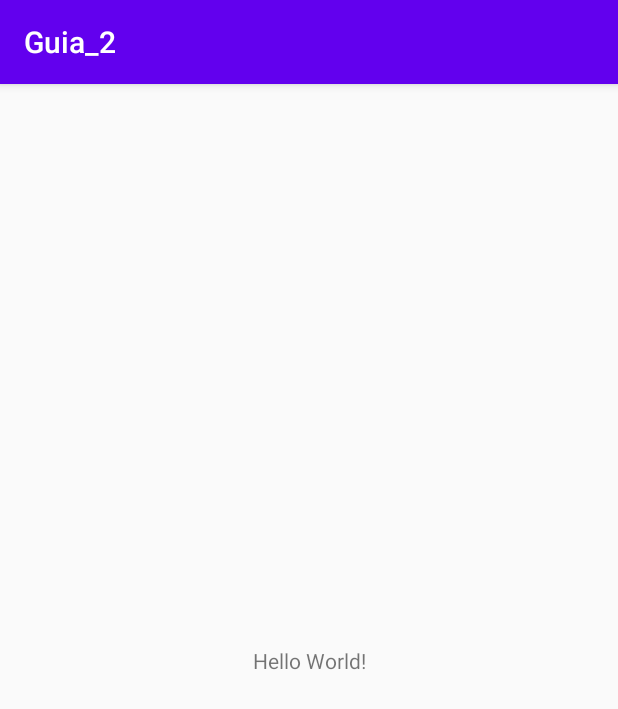
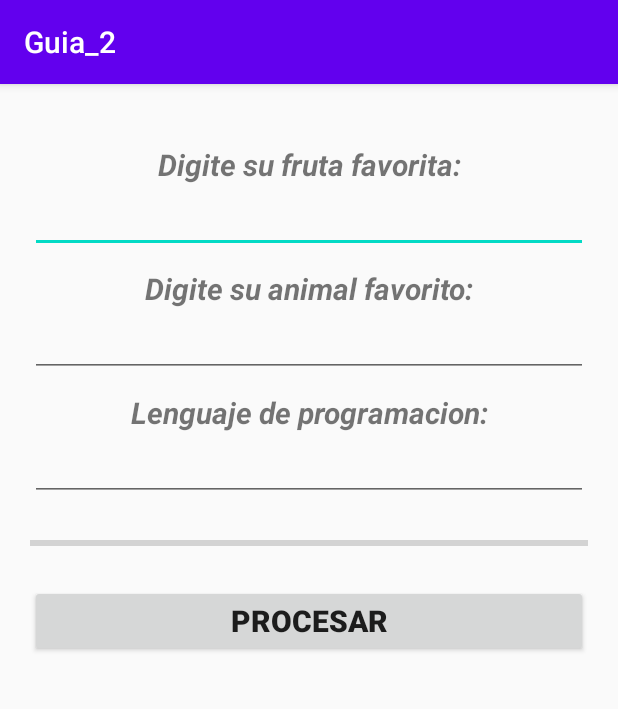
Before and after one commit to Wedwin02/Guia_2, an Android app: the screen it shows after launch (MainActivity), on a phone screen of 412 x 824 dp. Shown: the top 709 px of the screen. Run offline under Robolectric (Android 15) with nearby library versions, the phone set to English and light mode, and no system bars.

Commit message:
-+interfaz Lista

```diff
--- a/app/src/main/res/layout/activity_main.xml
+++ b/app/src/main/res/layout/activity_main.xml
@@ -1,18 +1,101 @@
 <?xml version="1.0" encoding="utf-8"?>
-<androidx.constraintlayout.widget.ConstraintLayout xmlns:android="http://schemas.android.com/apk/res/android"
+<LinearLayout
+    xmlns:android="http://schemas.android.com/apk/res/android"
     xmlns:app="http://schemas.android.com/apk/res-auto"
     xmlns:tools="http://schemas.android.com/tools"
     android:layout_width="match_parent"
     android:layout_height="match_parent"
+    android:orientation="vertical"
     tools:context=".MainActivity">
 
-    <TextView
-        android:layout_width="wrap_content"
+    <LinearLayout
+        android:layout_width="match_parent"
         android:layout_height="wrap_content"
-        android:text="Hello World!"
-        app:layout_constraintBottom_toBottomOf="parent"
-        app:layout_constraintLeft_toLeftOf="parent"
-        app:layout_constraintRight_toRightOf="parent"
-        app:layout_constraintTop_toTopOf="parent" />
+        android:layout_marginLeft="20dp"
+        android:layout_marginTop="40dp"
+        android:layout_marginRight="20dp"
+        android:orientation="vertical">
 
-</androidx.constraintlayout.widget.ConstraintLayout>
+        <TextView
+            android:id="@+id/textView"
+            android:layout_width="match_parent"
+            android:layout_height="wrap_content"
+            android:gravity="center"
+            android:text="@string/d"
+            android:textSize="20dp"
+            android:textStyle="bold|italic" />
+
+        <AutoCompleteTextView
+            android:id="@+id/txbFrutas"
+            android:layout_width="match_parent"
+            android:layout_height="wrap_content" />
+
+    </LinearLayout>
+
+    <LinearLayout
+        android:layout_width="match_parent"
+        android:layout_height="wrap_content"
+        android:layout_marginLeft="20dp"
+        android:layout_marginTop="10dp"
+        android:layout_marginRight="20dp"
+        android:orientation="vertical">
+
+        <TextView
+            android:id="@+id/textView2"
+            android:layout_width="match_parent"
+            android:layout_height="wrap_content"
+            android:gravity="center"
+            android:text="@string/a"
+            android:textSize="20dp"
+            android:textStyle="bold|italic" />
+
+        <AutoCompleteTextView
+            android:id="@+id/txbAnimales"
+            android:layout_width="match_parent"
+            android:layout_height="wrap_content" />
+
+    </LinearLayout>
+
+    <LinearLayout
+        android:layout_width="match_parent"
+        android:layout_height="wrap_content"
+        android:layout_marginLeft="20dp"
+        android:layout_marginTop="10dp"
+        android:layout_marginRight="20dp"
+        android:orientation="vertical">
+
+        <TextView
+            android:id="@+id/textView3"
+            android:layout_width="match_parent"
+            android:layout_height="wrap_content"
+            android:gravity="center"
+            android:text="@string/lp"
+            android:textSize="20dp"
+            android:textStyle="bold|italic" />
+
+        <AutoCompleteTextView
+            android:id="@+id/txbColor"
+            android:layout_width="match_parent"
+            android:layout_height="wrap_content" />
+    </LinearLayout>
+
+    <ProgressBar
+        android:id="@+id/idBarra"
+        style="?android:attr/progressBarStyleHorizontal"
+        android:layout_width="match_parent"
+        android:layout_height="wrap_content"
+        android:layout_marginLeft="20dp"
+        android:layout_marginTop="20dp"
+        android:layout_marginRight="20dp" />
+
+    <Button
+        android:id="@+id/btnProcesar"
+        android:layout_width="match_parent"
+        android:layout_height="wrap_content"
+        android:layout_marginLeft="20dp"
+        android:layout_marginTop="20dp"
+        android:layout_marginRight="20dp"
+        android:text="@string/procesar"
+        android:textSize="20dp"
+        android:textStyle="bold" />
+</LinearLayout>
--- a/app/src/main/res/values/strings.xml
+++ b/app/src/main/res/values/strings.xml
@@ -1,3 +1,7 @@
 <resources>
     <string name="app_name">Guia_2</string>
+    <string name="d">Digite su fruta favorita:</string>
+    <string name="a">Digite su animal favorito:</string>
+    <string name="lp">Lenguaje de programacion:</string>
+    <string name="procesar">Procesar</string>
 </resources>
```
